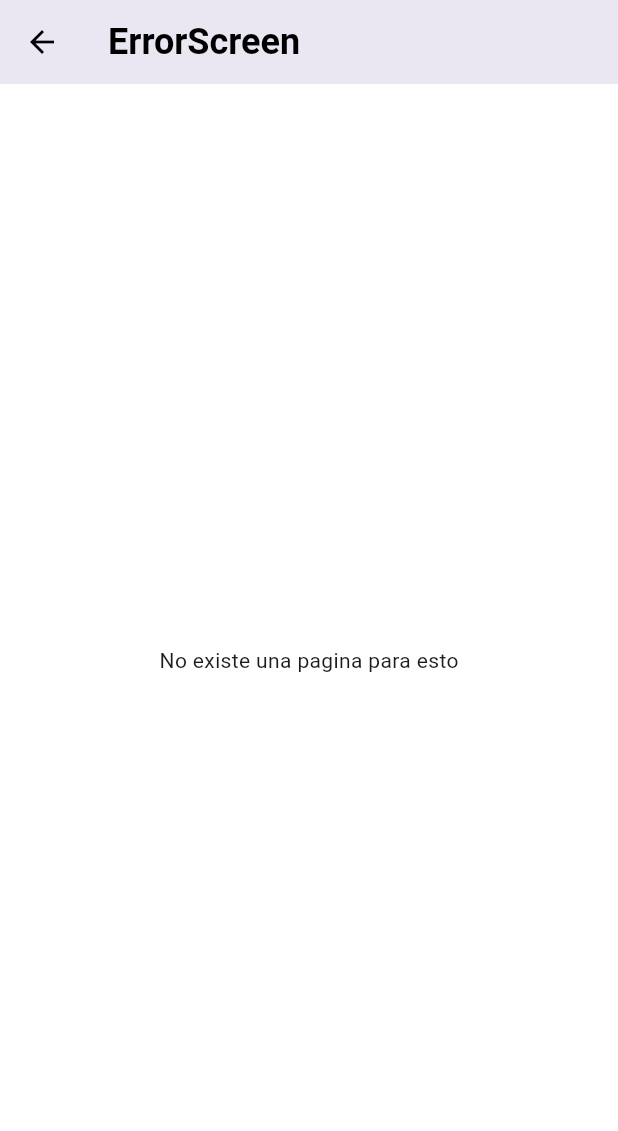
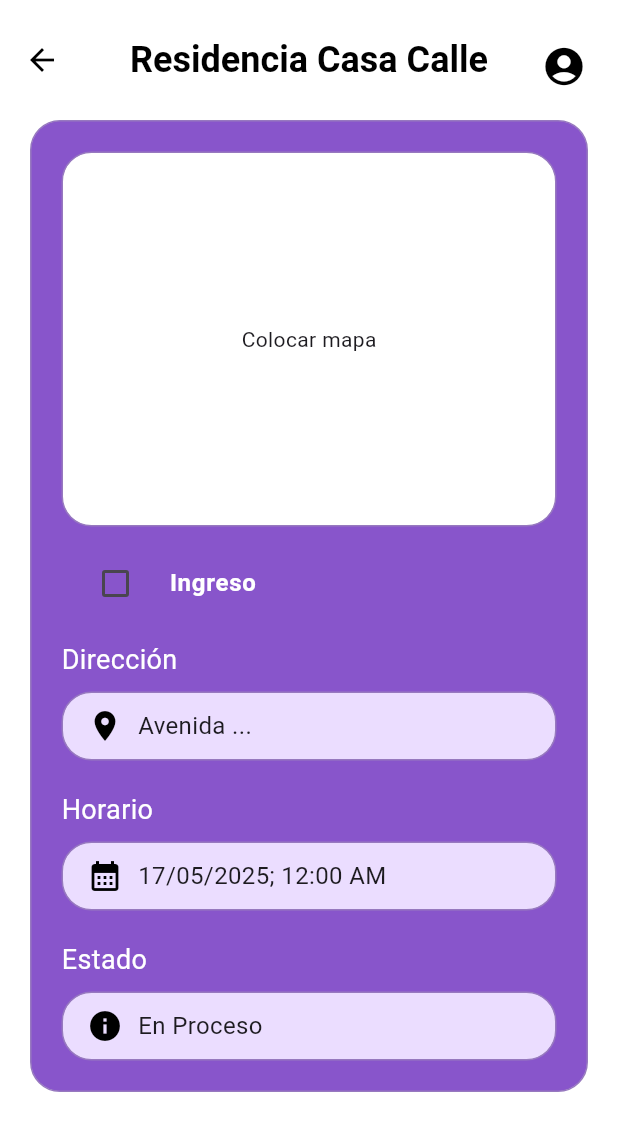
Before and after one commit to Bxnj1ta/Residencias, a Flutter app: the DailyScreen screen opened by its route, after a tap on "1.2 km", on a phone screen of 412 x 824 dp. Shown: the top 1131 px of the screen. Run offline on Flutter 3.47's test engine with Material 3 defaults, Android fonts, the phone set to English and light mode, and no system bars; network calls fail.

Commit message:
Pantalla detalle

```diff
--- a/lib/routes/app_routes.dart
+++ b/lib/routes/app_routes.dart
@@ -10,7 +10,7 @@ class AppRoutes {
     'historial': (BuildContext context) => const HistorialScreen(),
     'mapa': (BuildContext context) => const MapaScreen(),
     'perfil': (BuildContext context) => const PerfilScreen(),
-    //Agregar la pantalla de detalle.
+    'detalle': (BuildContext context) => const ResidenciaDetalleScreen(),
   };
 
   static Route<dynamic> onGenerateRoute(RouteSettings settings) {
--- /dev/null
+++ b/lib/screens/detail/detalle_screen.dart
@@ -0,0 +1,127 @@
+import 'package:flutter/material.dart';
+import 'package:residencias/widgets/widgets.dart';
+
+class ResidenciaDetalleScreen extends StatefulWidget {
+  const ResidenciaDetalleScreen({super.key});
+
+  @override
+  State<ResidenciaDetalleScreen> createState() => _ResidenciaDetalleScreenState();
+}
+
+class _ResidenciaDetalleScreenState extends State<ResidenciaDetalleScreen> {
+  bool _isChecked = false; // Variable de estado para el checkbox
+
+  @override
+  Widget build(BuildContext context) {
+    return Scaffold(
+      appBar: const CustomAppBar(titulo: 'Residencia Casa Calle'),
+      body: SingleChildScrollView(
+        padding: const EdgeInsets.fromLTRB(20, 0, 20, 0),
+        child: Container(
+          padding: const EdgeInsets.all(20),
+          decoration: BoxDecoration(
+            color: const Color.fromARGB(255, 136, 85, 203),
+            border: Border.all(color: const Color.fromARGB(255, 151, 121, 191)),
+            borderRadius: BorderRadius.circular(20),
+          ),
+          child: Column(
+            crossAxisAlignment: CrossAxisAlignment.start,
+            children: [
+              Container(
+                height: 250,
+                decoration: BoxDecoration(
+                  color: Colors.white,
+                  border: Border.all(color: const Color.fromARGB(255, 151, 121, 191)),
+                  borderRadius: BorderRadius.circular(20),
+                ),
+                child: const Center(
+                  child: Text('Colocar mapa'),
+                ),
+              ),
+
+              const SizedBox(height: 10),
+
+              Row(
+                mainAxisAlignment: MainAxisAlignment.spaceAround,
+                children: [
+                  Expanded(
+                    child: CheckboxListTile(
+                      title: const Text("Ingreso", style: TextStyle(color: Colors.white, fontWeight: FontWeight.bold)),
+                      value: _isChecked,
+                      onChanged: (bool? value) {
+                        setState(() {
+                          _isChecked = value ?? false;
+                        });
+                      },
+                      controlAffinity: ListTileControlAffinity.leading,
+                      activeColor: Colors.blue,
+                      checkColor: Colors.white,
+                    ),
+                  ),
+                ],
+              ),
+              const SizedBox(height: 10),
+
+              _buildSeccionConDetalle(
+                titulo: 'Dirección',
+                icon: Icons.location_on,
+                contenido: 'Avenida ...',
+              ),
+              const SizedBox(height: 20),
+
+              _buildSeccionConDetalle(
+                titulo: 'Horario',
+                icon: Icons.calendar_month_sharp,
+                contenido: '17/05/2025; 12:00 AM',
+              ),
+              const SizedBox(height: 20),
+
+              _buildSeccionConDetalle(
+                titulo: 'Estado',
+                icon: Icons.info,
+                contenido: 'En Proceso',
+              ),
+            ],
+          ),
+        ),
+      ),
+    );
+  }
+
+  Widget _buildSeccionConDetalle({required String titulo, required IconData icon,required String contenido}) {
+    return Column(
+      crossAxisAlignment: CrossAxisAlignment.start,
+      children: [
+        Text(
+          titulo,
+          style: const TextStyle(
+            fontSize: 18,
+            fontWeight: FontWeight.w400,
+            color: Colors.white,
+          ),
+        ),
+        const SizedBox(height: 8),
+        Container(
+          padding: const EdgeInsets.symmetric(vertical: 10, horizontal: 16),
+          width: double.infinity,
+          decoration: BoxDecoration(
+            color: const Color.fromARGB(255, 235, 221, 255),
+            border: Border.all(color: const Color.fromARGB(255, 151, 121, 191)),
+            borderRadius: BorderRadius.circular(20),
+          ),
+          child: Row(
+            mainAxisAlignment: MainAxisAlignment.start,
+            children: [
+              Icon(icon, color: Colors.black),
+              const SizedBox(width: 10),
+              Text(
+                contenido,
+                style: const TextStyle(fontSize: 16),
+              ),
+            ],
+          ),
+        ),
+      ],
+    );
+  }
+}
--- a/lib/screens/login_screen.dart
+++ b/lib/screens/login_screen.dart
@@ -73,7 +73,6 @@ class LoginScreen extends StatelessWidget {
                     children: [
                       TextButton(
                         onPressed: () {
-                          // Forgot password action
                         },
                         child: const Text(
                           '¿Olvidó su contraseña?',
@@ -90,7 +89,7 @@ class LoginScreen extends StatelessWidget {
                   SizedBox(
                     height: 60,
                     width: double.infinity,
-                    child: ElevatedButton( //BOTON LOGIN
+                    child: ElevatedButton(
                       onPressed: () {
                         Navigator.pushNamed(context, 'home');
                       },
--- a/lib/screens/screens.dart
+++ b/lib/screens/screens.dart
@@ -5,3 +5,4 @@ export 'package:residencias/screens/historial/historial_screen.dart';
 export 'package:residencias/screens/mapa/mapa_screen.dart';
 export 'package:residencias/screens/perfil/perfil_screen.dart';
 export 'package:residencias/screens/home_screen.dart';
+export 'package:residencias/screens/detail/detalle_screen.dart';
```
